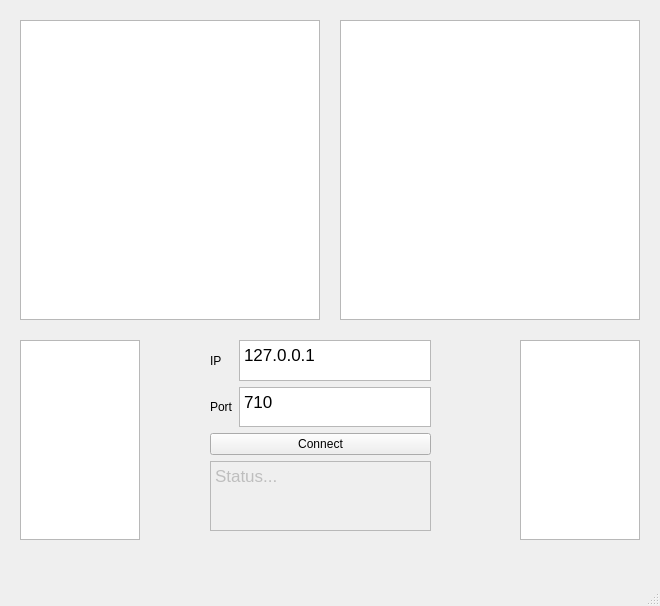
This is Statki/statki.ui in Cooookiez/hit-the-bucket as Qt 5 draws it before an edit. The edited form follows.
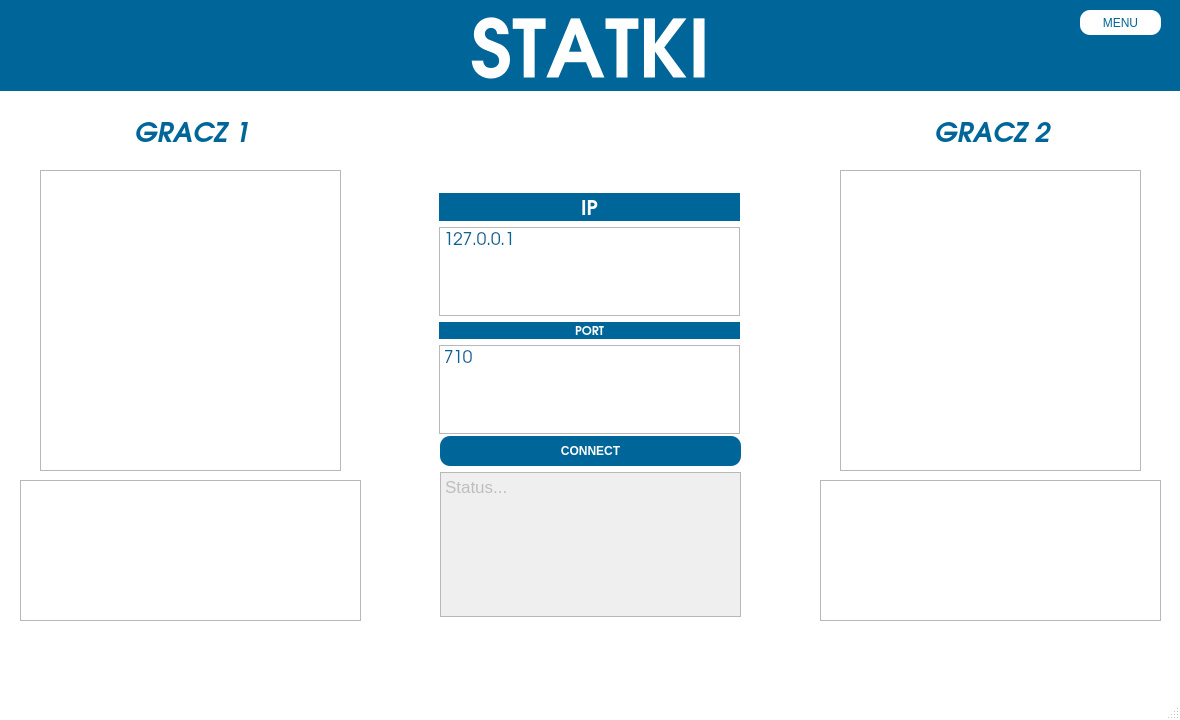
This is the edited form. Custom widgets are drawn as their Qt base class.

Patch:
```diff
--- a/Statki/statki.ui
+++ b/Statki/statki.ui
@@ -6,31 +6,40 @@
    <rect>
     <x>0</x>
     <y>0</y>
-    <width>660</width>
-    <height>606</height>
+    <width>1180</width>
+    <height>720</height>
    </rect>
   </property>
   <property name="windowTitle">
    <string>Statki</string>
   </property>
+  <property name="styleSheet">
+   <string notr="true">QMainWindow
+{
+	background-color: white;
+}</string>
+  </property>
   <widget class="QWidget" name="centralwidget">
    <widget class="Ocean" name="gv_ocean_local">
     <property name="geometry">
      <rect>
-      <x>20</x>
-      <y>20</y>
-      <width>300</width>
-      <height>300</height>
+      <x>40</x>
+      <y>170</y>
+      <width>301</width>
+      <height>301</height>
      </rect>
     </property>
+    <property name="styleSheet">
+     <string notr="true"/>
+    </property>
    </widget>
    <widget class="Ocean" name="gv_ocean_remote">
     <property name="geometry">
      <rect>
-      <x>340</x>
-      <y>20</y>
-      <width>300</width>
-      <height>300</height>
+      <x>840</x>
+      <y>170</y>
+      <width>301</width>
+      <height>301</height>
      </rect>
     </property>
    </widget>
@@ -38,84 +47,55 @@
     <property name="geometry">
      <rect>
       <x>20</x>
-      <y>340</y>
-      <width>120</width>
-      <height>200</height>
+      <y>480</y>
+      <width>341</width>
+      <height>141</height>
      </rect>
     </property>
+    <property name="styleSheet">
+     <string notr="true"/>
+    </property>
    </widget>
    <widget class="QGraphicsView" name="gv_remote_ships">
     <property name="geometry">
      <rect>
-      <x>520</x>
-      <y>340</y>
-      <width>120</width>
-      <height>200</height>
+      <x>820</x>
+      <y>480</y>
+      <width>341</width>
+      <height>141</height>
      </rect>
     </property>
    </widget>
    <widget class="QWidget" name="verticalLayoutWidget_3">
     <property name="geometry">
      <rect>
-      <x>210</x>
-      <y>340</y>
-      <width>221</width>
-      <height>191</height>
+      <x>440</x>
+      <y>436</y>
+      <width>301</width>
+      <height>181</height>
      </rect>
     </property>
     <layout class="QVBoxLayout" name="verticalLayout_4">
-     <item>
-      <layout class="QHBoxLayout" name="horizontalLayout_4">
-       <item>
-        <layout class="QVBoxLayout" name="verticalLayout_2">
-         <item>
-          <widget class="QLabel" name="label_2">
-           <property name="text">
-            <string>IP</string>
-           </property>
-          </widget>
-         </item>
-         <item>
-          <widget class="QLabel" name="label">
-           <property name="text">
-            <string>Port</string>
-           </property>
-          </widget>
-         </item>
-        </layout>
-       </item>
-       <item>
-        <layout class="QVBoxLayout" name="verticalLayout_3">
-         <item>
-          <widget class="QTextEdit" name="textEdit_IP">
-           <property name="html">
-            <string>&lt;!DOCTYPE HTML PUBLIC &quot;-//W3C//DTD HTML 4.0//EN&quot; &quot;http://www.w3.org/TR/REC-html40/strict.dtd&quot;&gt;
-&lt;html&gt;&lt;head&gt;&lt;meta name=&quot;qrichtext&quot; content=&quot;1&quot; /&gt;&lt;style type=&quot;text/css&quot;&gt;
-p, li { white-space: pre-wrap; }
-&lt;/style&gt;&lt;/head&gt;&lt;body style=&quot; font-family:'.AppleSystemUIFont'; font-size:13pt; font-weight:400; font-style:normal;&quot;&gt;
-&lt;p style=&quot; margin-top:0px; margin-bottom:0px; margin-left:0px; margin-right:0px; -qt-block-indent:0; text-indent:0px;&quot;&gt;&lt;span style=&quot; font-family:'.AppleSystemUIFont';&quot;&gt;127.0.0.1&lt;/span&gt;&lt;/p&gt;&lt;/body&gt;&lt;/html&gt;</string>
-           </property>
-          </widget>
-         </item>
-         <item>
-          <widget class="QTextEdit" name="textEdit_Port">
-           <property name="html">
-            <string>&lt;!DOCTYPE HTML PUBLIC &quot;-//W3C//DTD HTML 4.0//EN&quot; &quot;http://www.w3.org/TR/REC-html40/strict.dtd&quot;&gt;
-&lt;html&gt;&lt;head&gt;&lt;meta name=&quot;qrichtext&quot; content=&quot;1&quot; /&gt;&lt;style type=&quot;text/css&quot;&gt;
-p, li { white-space: pre-wrap; }
-&lt;/style&gt;&lt;/head&gt;&lt;body style=&quot; font-family:'.AppleSystemUIFont'; font-size:13pt; font-weight:400; font-style:normal;&quot;&gt;
-&lt;p style=&quot; margin-top:0px; margin-bottom:0px; margin-left:0px; margin-right:0px; -qt-block-indent:0; text-indent:0px;&quot;&gt;&lt;span style=&quot; font-family:'.AppleSystemUIFont';&quot;&gt;710&lt;/span&gt;&lt;/p&gt;&lt;/body&gt;&lt;/html&gt;</string>
-           </property>
-          </widget>
-         </item>
-        </layout>
-       </item>
-      </layout>
-     </item>
      <item>
       <widget class="QPushButton" name="btn_Connect">
+       <property name="styleSheet">
+        <string notr="true">QPushButton:hover
+{
+	background-color:#ffffff;
+	color:#006699;
+}
+
+QPushButton
+{
+	background-color:#006699;
+	color:white;
+	font-weight: bold;
+	border-radius: 10px;
+	height: 30px;
+}</string>
+       </property>
        <property name="text">
-        <string>Connect</string>
+        <string>CONNECT</string>
        </property>
       </widget>
      </item>
@@ -128,13 +108,263 @@
         <string>&lt;!DOCTYPE HTML PUBLIC &quot;-//W3C//DTD HTML 4.0//EN&quot; &quot;http://www.w3.org/TR/REC-html40/strict.dtd&quot;&gt;
 &lt;html&gt;&lt;head&gt;&lt;meta name=&quot;qrichtext&quot; content=&quot;1&quot; /&gt;&lt;style type=&quot;text/css&quot;&gt;
 p, li { white-space: pre-wrap; }
-&lt;/style&gt;&lt;/head&gt;&lt;body style=&quot; font-family:'.AppleSystemUIFont'; font-size:13pt; font-weight:400; font-style:normal;&quot;&gt;
-&lt;p style=&quot; margin-top:0px; margin-bottom:0px; margin-left:0px; margin-right:0px; -qt-block-indent:0; text-indent:0px;&quot;&gt;&lt;span style=&quot; font-family:'.AppleSystemUIFont';&quot;&gt;Status...&lt;/span&gt;&lt;/p&gt;&lt;/body&gt;&lt;/html&gt;</string>
+&lt;/style&gt;&lt;/head&gt;&lt;body style=&quot; font-family:'Ubuntu'; font-size:11pt; font-weight:400; font-style:normal;&quot;&gt;
+&lt;p style=&quot; margin-top:0px; margin-bottom:0px; margin-left:0px; margin-right:0px; -qt-block-indent:0; text-indent:0px;&quot;&gt;&lt;span style=&quot; font-family:'.AppleSystemUIFont'; font-size:13pt;&quot;&gt;Status...&lt;/span&gt;&lt;/p&gt;&lt;/body&gt;&lt;/html&gt;</string>
        </property>
       </widget>
      </item>
     </layout>
    </widget>
+   <widget class="QPushButton" name="pushButton">
+    <property name="geometry">
+     <rect>
+      <x>1080</x>
+      <y>10</y>
+      <width>81</width>
+      <height>25</height>
+     </rect>
+    </property>
+    <property name="styleSheet">
+     <string notr="true">QPushButton
+{
+	background-color:#ffffff;
+	color:#006699;
+	border-radius: 10px;
+	height: 30px;
+}
+
+QPushButton:hover
+{
+	background-color:#006699;
+	color:white;
+	font-weight: bold;
+}</string>
+    </property>
+    <property name="text">
+     <string>MENU</string>
+    </property>
+   </widget>
+   <widget class="QLabel" name="label_3">
+    <property name="geometry">
+     <rect>
+      <x>0</x>
+      <y>0</y>
+      <width>1181</width>
+      <height>91</height>
+     </rect>
+    </property>
+    <property name="font">
+     <font>
+      <family>URW Gothic L</family>
+      <pointsize>60</pointsize>
+      <weight>75</weight>
+      <bold>true</bold>
+     </font>
+    </property>
+    <property name="styleSheet">
+     <string notr="true">QLabel 
+{
+	color: white;
+	background-color: #006699;
+
+}</string>
+    </property>
+    <property name="text">
+     <string>STATKI</string>
+    </property>
+    <property name="alignment">
+     <set>Qt::AlignCenter</set>
+    </property>
+   </widget>
+   <widget class="QLabel" name="label_4">
+    <property name="geometry">
+     <rect>
+      <x>46</x>
+      <y>110</y>
+      <width>291</width>
+      <height>41</height>
+     </rect>
+    </property>
+    <property name="font">
+     <font>
+      <family>URW Gothic L</family>
+      <pointsize>20</pointsize>
+      <weight>75</weight>
+      <italic>true</italic>
+      <bold>true</bold>
+     </font>
+    </property>
+    <property name="styleSheet">
+     <string notr="true">QLabel 
+{
+	color:#006699;
+}
+</string>
+    </property>
+    <property name="text">
+     <string>GRACZ 1</string>
+    </property>
+    <property name="alignment">
+     <set>Qt::AlignCenter</set>
+    </property>
+   </widget>
+   <widget class="QLabel" name="label_5">
+    <property name="geometry">
+     <rect>
+      <x>846</x>
+      <y>110</y>
+      <width>291</width>
+      <height>41</height>
+     </rect>
+    </property>
+    <property name="font">
+     <font>
+      <family>URW Gothic L</family>
+      <pointsize>20</pointsize>
+      <weight>75</weight>
+      <italic>true</italic>
+      <bold>true</bold>
+     </font>
+    </property>
+    <property name="styleSheet">
+     <string notr="true">QLabel
+{
+	color:#006699;
+}
+</string>
+    </property>
+    <property name="text">
+     <string>GRACZ 2</string>
+    </property>
+    <property name="alignment">
+     <set>Qt::AlignCenter</set>
+    </property>
+   </widget>
+   <widget class="QWidget" name="verticalLayoutWidget">
+    <property name="geometry">
+     <rect>
+      <x>439</x>
+      <y>193</y>
+      <width>301</width>
+      <height>241</height>
+     </rect>
+    </property>
+    <layout class="QVBoxLayout" name="verticalLayout">
+     <item>
+      <widget class="QLabel" name="label_2">
+       <property name="font">
+        <font>
+         <family>URW Gothic L</family>
+         <pointsize>15</pointsize>
+         <weight>75</weight>
+         <italic>false</italic>
+         <bold>true</bold>
+        </font>
+       </property>
+       <property name="styleSheet">
+        <string notr="true">QLabel 
+{
+	color:white;
+	background-color:#006699
+}
+</string>
+       </property>
+       <property name="text">
+        <string>IP</string>
+       </property>
+       <property name="alignment">
+        <set>Qt::AlignCenter</set>
+       </property>
+      </widget>
+     </item>
+     <item>
+      <widget class="QTextEdit" name="textEdit_IP">
+       <property name="font">
+        <font>
+         <family>URW Gothic L</family>
+         <weight>75</weight>
+         <italic>false</italic>
+         <bold>true</bold>
+        </font>
+       </property>
+       <property name="styleSheet">
+        <string notr="true">QTextEdit
+{
+	color:#006699;
+	text-align: center
+}
+</string>
+       </property>
+       <property name="html">
+        <string>&lt;!DOCTYPE HTML PUBLIC &quot;-//W3C//DTD HTML 4.0//EN&quot; &quot;http://www.w3.org/TR/REC-html40/strict.dtd&quot;&gt;
+&lt;html&gt;&lt;head&gt;&lt;meta name=&quot;qrichtext&quot; content=&quot;1&quot; /&gt;&lt;style type=&quot;text/css&quot;&gt;
+p, li { white-space: pre-wrap; }
+&lt;/style&gt;&lt;/head&gt;&lt;body style=&quot; font-family:'URW Gothic L'; font-size:11pt; font-weight:600; font-style:normal;&quot;&gt;
+&lt;p style=&quot; margin-top:0px; margin-bottom:0px; margin-left:0px; margin-right:0px; -qt-block-indent:0; text-indent:0px;&quot;&gt;&lt;span style=&quot; font-family:'.AppleSystemUIFont'; font-size:13pt; font-weight:400;&quot;&gt;127.0.0.1&lt;/span&gt;&lt;/p&gt;&lt;/body&gt;&lt;/html&gt;</string>
+       </property>
+      </widget>
+     </item>
+     <item>
+      <widget class="QLabel" name="label">
+       <property name="font">
+        <font>
+         <family>URW Gothic L</family>
+         <weight>75</weight>
+         <bold>true</bold>
+        </font>
+       </property>
+       <property name="styleSheet">
+        <string notr="true">QLabel 
+{
+	color:white;
+	background-color:#006699
+}</string>
+       </property>
+       <property name="text">
+        <string>PORT</string>
+       </property>
+       <property name="alignment">
+        <set>Qt::AlignCenter</set>
+       </property>
+      </widget>
+     </item>
+     <item>
+      <widget class="QTextEdit" name="textEdit_Port">
+       <property name="font">
+        <font>
+         <family>URW Gothic L</family>
+         <weight>75</weight>
+         <bold>true</bold>
+        </font>
+       </property>
+       <property name="styleSheet">
+        <string notr="true">QTextEdit
+{
+	color:#006699;
+}
+</string>
+       </property>
+       <property name="html">
+        <string>&lt;!DOCTYPE HTML PUBLIC &quot;-//W3C//DTD HTML 4.0//EN&quot; &quot;http://www.w3.org/TR/REC-html40/strict.dtd&quot;&gt;
+&lt;html&gt;&lt;head&gt;&lt;meta name=&quot;qrichtext&quot; content=&quot;1&quot; /&gt;&lt;style type=&quot;text/css&quot;&gt;
+p, li { white-space: pre-wrap; }
+&lt;/style&gt;&lt;/head&gt;&lt;body style=&quot; font-family:'URW Gothic L'; font-size:11pt; font-weight:600; font-style:normal;&quot;&gt;
+&lt;p style=&quot; margin-top:0px; margin-bottom:0px; margin-left:0px; margin-right:0px; -qt-block-indent:0; text-indent:0px;&quot;&gt;&lt;span style=&quot; font-family:'.AppleSystemUIFont'; font-size:13pt; font-weight:400;&quot;&gt;710&lt;/span&gt;&lt;/p&gt;&lt;/body&gt;&lt;/html&gt;</string>
+       </property>
+      </widget>
+     </item>
+    </layout>
+   </widget>
+   <zorder>gv_ocean_local</zorder>
+   <zorder>gv_ocean_remote</zorder>
+   <zorder>gv_local_ships</zorder>
+   <zorder>gv_remote_ships</zorder>
+   <zorder>verticalLayoutWidget_3</zorder>
+   <zorder>label_3</zorder>
+   <zorder>label_4</zorder>
+   <zorder>label_5</zorder>
+   <zorder>verticalLayoutWidget</zorder>
+   <zorder>pushButton</zorder>
   </widget>
   <widget class="QMenuBar" name="menubar">
    <property name="geometry">
```
Left out of the diff: 2 changed lines with no effect on the pictures.
